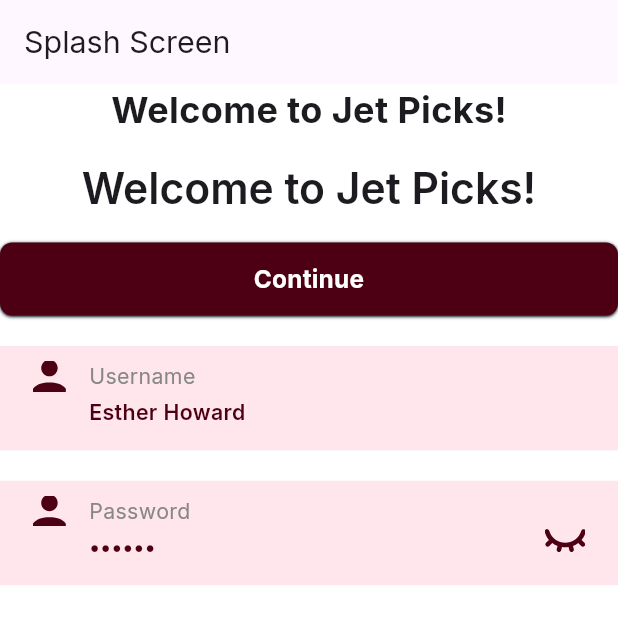
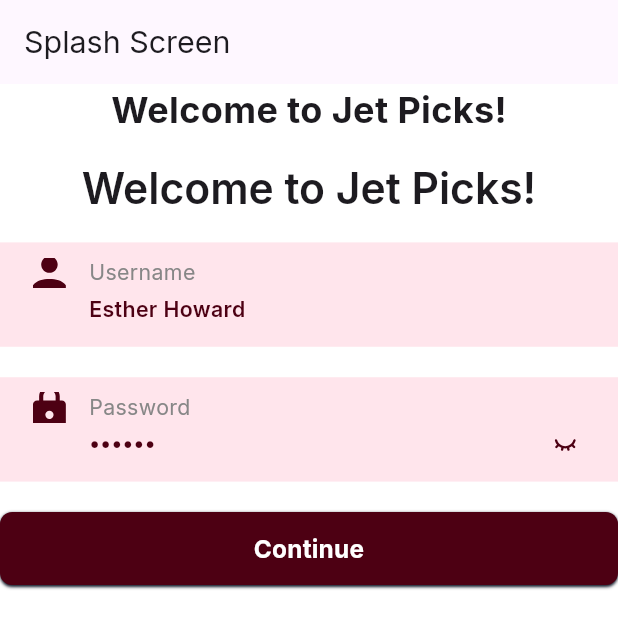
Before and after one commit to M-AWAIS786/jetpickerclientrepository, a Flutter app: the screen it shows after launch, on a phone screen of 412 x 824 dp. Shown: the top 629 px of the screen. Run offline on Flutter 3.47's test engine with Material 3 defaults, Android fonts, the phone set to English and light mode, and no system bars; our stand-ins replace flutter_screenutil, flutter_svg, google_fonts.

Commit message:
custom TextFormField done perfectly

```diff
--- a/lib/App/views/splash_screen.dart/splash_screen.dart
+++ b/lib/App/views/splash_screen.dart/splash_screen.dart
@@ -1,5 +1,7 @@
 import 'package:flutter/material.dart';
 import 'package:flutter_screenutil/flutter_screenutil.dart';
+import 'package:jet_picks_app/App/constants/app_images.dart';
+import 'package:jet_picks_app/App/constants/validation.dart';
 import 'package:jet_picks_app/App/utils/sizedbox_extension.dart';
 
 import '../../widgets/custom_button.dart';
@@ -13,12 +15,16 @@ class SplashScreen extends StatefulWidget {
 }
 
 class _SplashScreenState extends State<SplashScreen> {
+  final nameController = TextEditingController();
+  final _form = GlobalKey<FormState>();
   bool isPasswordHidden = true;
   @override
   Widget build(BuildContext context) {
     return Scaffold(
       appBar: AppBar(title: Text('Splash Screen')),
-      body: Column(
+      body: Form(
+        key: _form,
+        child: Column(
           children: [
             Center(
               child: Text(
@@ -34,14 +40,19 @@ class _SplashScreenState extends State<SplashScreen> {
               ),
             ),
             20.h.ph,
-          CustomButton(text: 'Continue', onPressed: () {}),
-          20.h.ph,
-          CustomTextField(label: "Username", hintText: "Esther Howard"),
+
+            CustomTextField(
+              label: "Username",
+              hintText: "Esther Howard",
+              prefixIcon: AppImages.profileIcon,
+              validator: Validation.valueExists,
+            ),
             20.h.ph,
             CustomTextField(
               label: "Password",
               hintText: "••••••",
               isPassword: true,
+              prefixIcon: AppImages.passwordIcon,
               obscureText: isPasswordHidden,
               onTogglePassword: () {
                 setState(() {
@@ -49,7 +60,17 @@ class _SplashScreenState extends State<SplashScreen> {
                 });
               },
             ),
+            20.h.ph,
+            CustomButton(
+              text: 'Continue',
+              onPressed: () {
+                if (!_form.currentState!.validate()) {
+                  return;
+                }
+              },
+            ),
           ],
+        ),
       ),
     );
   }
--- a/lib/App/widgets/custom_textfield.dart
+++ b/lib/App/widgets/custom_textfield.dart
@@ -10,9 +10,20 @@ class CustomTextField extends StatelessWidget {
   final String label;
   final String hintText;
   final bool isPassword;
+  final String? prefixIcon;
+  final Color? prefixColor;
+  final String? sufixIcon;
+  final Color? sufixColor;
+  final Color? fillColor;
+  final Color? borderColor;
+  final Color? labelColor;
+  final Color? cursorColor;
+  final Color? hintColor;
+  final Color? textColor;
   final TextEditingController? controller;
   final VoidCallback? onTogglePassword;
   final bool obscureText;
+  final String? Function(String?)? validator;
 
   const CustomTextField({
     super.key,
@@ -22,6 +33,17 @@ class CustomTextField extends StatelessWidget {
     this.controller,
     this.onTogglePassword,
     this.obscureText = false,
+    this.validator,
+    this.prefixIcon,
+    this.prefixColor,
+    this.sufixIcon,
+    this.sufixColor,
+    this.fillColor,
+    this.borderColor,
+    this.labelColor,
+    this.cursorColor,
+    this.hintColor,
+    this.textColor,
   });
 
   @override
@@ -29,26 +51,37 @@ class CustomTextField extends StatelessWidget {
     return Container(
       padding: EdgeInsets.symmetric(vertical: 10.h, horizontal: 20.w),
       decoration: BoxDecoration(
-        color: AppColors.redLight,
-        border: Border(bottom: BorderSide(color: AppColors.redLight, width: 1)),
+        color: fillColor ?? AppColors.redLight,
+        border: Border(
+          bottom: BorderSide(
+            color: borderColor ?? AppColors.redLight,
+            width: 1,
+          ),
+        ),
       ),
       child: Column(
         crossAxisAlignment: CrossAxisAlignment.start,
         children: [
           Row(
             children: [
-              SharePictures(
-                imagePath: AppImages.profileIcon,
+              prefixIcon == null
+                  ? SizedBox(width: 20.w, height: 20.h)
+                  : SharePictures(
+                      imagePath: prefixIcon!,
                       width: 20.w,
                       height: 20.h,
                       fit: BoxFit.cover,
+                      colorFilter: ColorFilter.mode(
+                        prefixColor ?? AppColors.red3,
+                        BlendMode.srcIn,
+                      ),
                     ),
               14.w.pw,
               Text(
                 label,
-                style: Theme.of(
-                  context,
-                ).textTheme.bodyMedium?.copyWith(color: AppColors.labelGray),
+                style: Theme.of(context).textTheme.bodyMedium?.copyWith(
+                  color: labelColor ?? AppColors.labelGray,
+                ),
               ),
             ],
           ),
@@ -60,31 +93,52 @@ class CustomTextField extends StatelessWidget {
                 child: TextFormField(
                   controller: controller,
                   obscureText: obscureText,
+                  validator: validator,
+                  cursorColor: cursorColor ?? AppColors.red3,
                   decoration: InputDecoration(
                     border: InputBorder.none,
                     hintText: hintText,
                     isDense: true,
                     hintStyle: Theme.of(context).textTheme.bodyMedium?.copyWith(
-                      color: AppColors.red3,
+                      color: hintColor ?? AppColors.red3,
                       fontWeight: TextWeight.semiBold,
                     ),
                   ),
-                  style: Theme.of(
-                    context,
-                  ).textTheme.titleMedium?.copyWith(color: AppColors.red3),
+                  style: Theme.of(context).textTheme.titleMedium?.copyWith(
+                    color: textColor ?? AppColors.red3,
+                  ),
                 ),
               ),
 
               if (isPassword)
                 GestureDetector(
                   onTap: onTogglePassword,
+                  child: Transform.scale(
+                    scale: 0.7,
                     child: SharePictures(
                       imagePath: obscureText
                           ? AppImages.eyeClosedIcon
                           : AppImages.eyeOpenedIcon,
+                      width: obscureText ? 24.w : 35.w,
+                      height: obscureText ? 24.w : 35.w,
+                      fit: BoxFit.cover,
+                      colorFilter: ColorFilter.mode(
+                        sufixColor ?? AppColors.red3,
+                        BlendMode.srcIn,
+                      ),
+                    ),
+                  ),
+                ),
+
+              if (sufixIcon != null)
+                SharePictures(
+                  imagePath: sufixIcon!,
                   width: 24.w,
                   height: 24.h,
                   fit: BoxFit.cover,
+                  colorFilter: ColorFilter.mode(
+                    sufixColor ?? AppColors.red3,
+                    BlendMode.srcIn,
                   ),
                 ),
             ],
```
Also changed, not shown: assets/icons/eyeClosedIcon.svg. Lines whose indentation alone changed are shown as unchanged.
